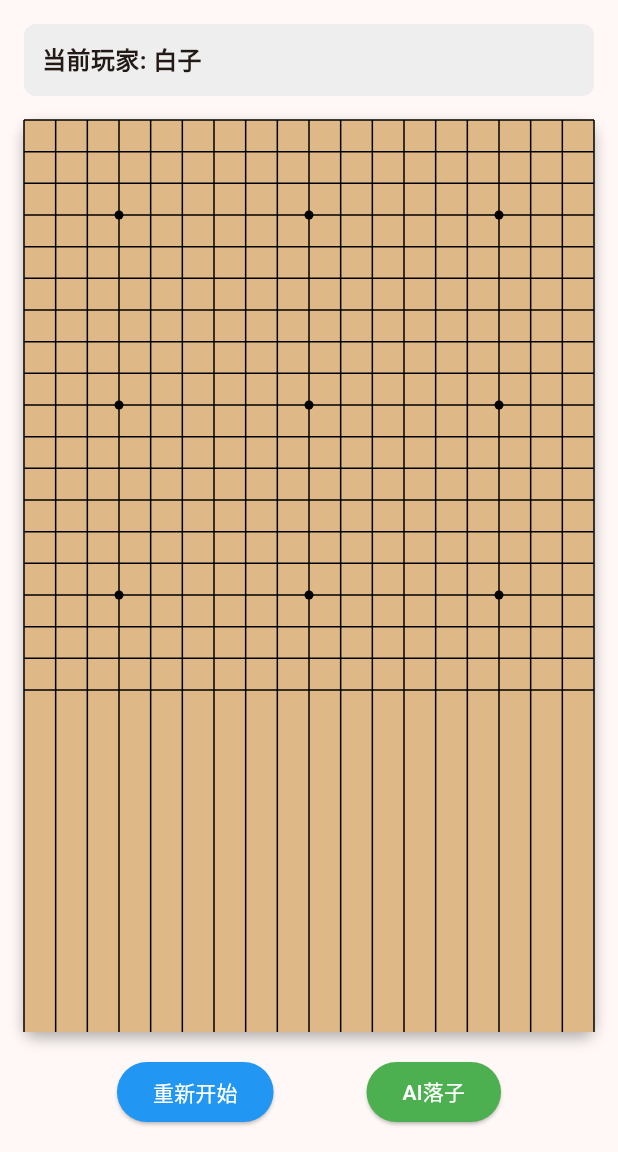
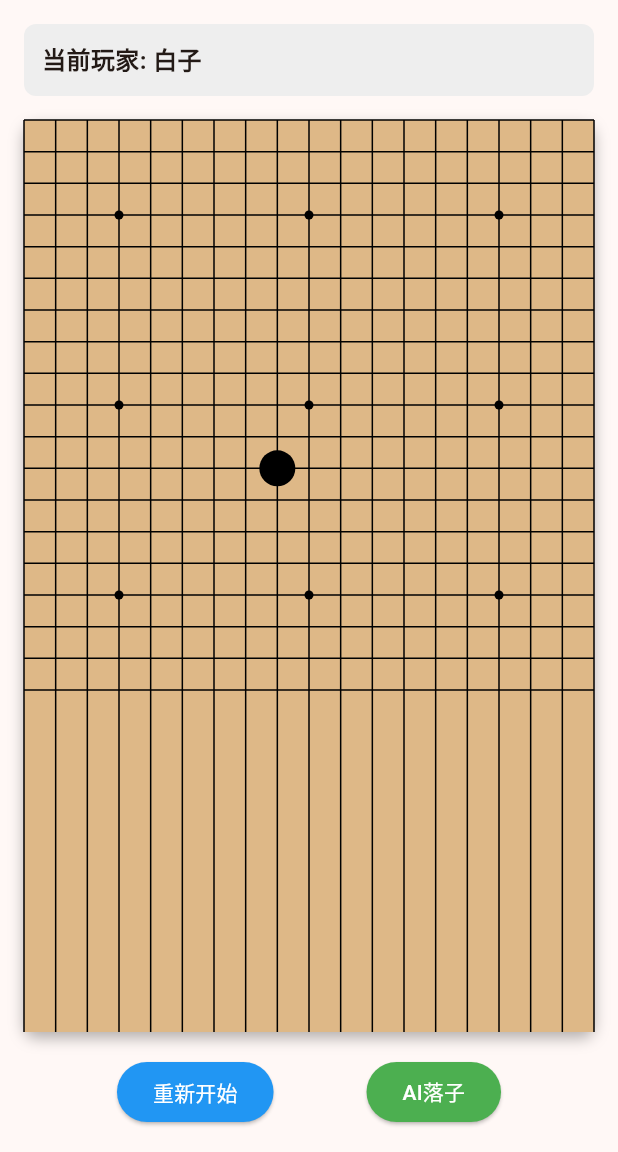
Before and after one commit to chenqi2013/rwkv_go, a Flutter app: the screen it shows after launch, after a tap on "AI落子", on a phone screen of 412 x 824 dp, the part 84-1236 px from its top. Run offline on Flutter 3.47's test engine with Material 3 defaults, Android fonts, the phone set to English and light mode, and no system bars; our stand-ins replace get.

```diff
--- a/lib/widgets/go_board.dart
+++ b/lib/widgets/go_board.dart
@@ -76,7 +76,11 @@ class GoBoard extends StatelessWidget {
             // 网格线
             CustomPaint(painter: GoBoardPainter(), size: Size.infinite),
             // 棋子
-            Obx(() => _buildStones()),
+            Obx(() {
+              // 访问可观察变量来触发重建
+              controller.isBlackTurn.value;
+              return _buildStones();
+            }),
           ],
         ),
       ),
@@ -102,7 +106,7 @@ class GoBoard extends StatelessWidget {
                     height: 24,
                     decoration: BoxDecoration(
                       shape: BoxShape.circle,
-                      color: controller.getStoneColor(row, col),
+                      color: _getStoneColor(row, col),
                     ),
                   ),
                 ),
@@ -112,6 +116,17 @@ class GoBoard extends StatelessWidget {
         );
       },
     );
+  }
+
+  Color _getStoneColor(int row, int col) {
+    switch (controller.board[row][col]) {
+      case StoneType.black:
+        return Colors.black;
+      case StoneType.white:
+        return Colors.white;
+      case StoneType.empty:
+        return Colors.transparent;
+    }
   }
 
   void _onStoneTap(int row, int col) {
```
